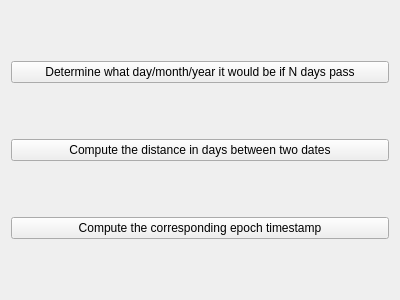
Old version of the form Erica/DateProcessing/mainmenu.ui in the repository siot12/PBR-Proiect.
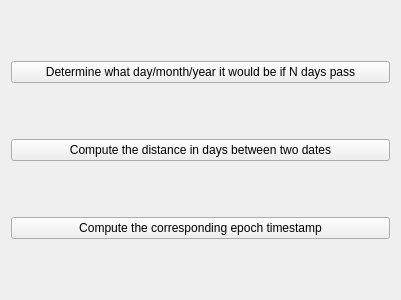
New version of the form.

Patch:
```diff
--- a/Erica/DateProcessing/mainmenu.ui
+++ b/Erica/DateProcessing/mainmenu.ui
@@ -6,7 +6,7 @@
    <rect>
     <x>0</x>
     <y>0</y>
-    <width>400</width>
+    <width>401</width>
     <height>300</height>
    </rect>
   </property>
```
